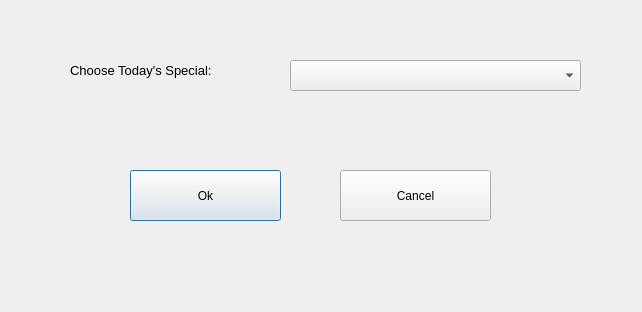
Before: the Qt Designer form admintodaysspecial.ui in CallmeTeddyBear/Canteen-Management-System, drawn with Qt 5.
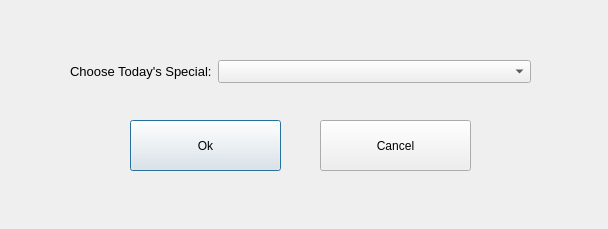
After: the same form once the commit is applied.

```diff
--- a/admintodaysspecial.ui
+++ b/admintodaysspecial.ui
@@ -6,46 +6,18 @@
    <rect>
     <x>0</x>
     <y>0</y>
-    <width>642</width>
-    <height>312</height>
+    <width>608</width>
+    <height>229</height>
    </rect>
   </property>
   <property name="windowTitle">
    <string>Change Today's Special</string>
   </property>
-  <widget class="QComboBox" name="comboBox_foodlist">
-   <property name="geometry">
-    <rect>
-     <x>290</x>
-     <y>60</y>
-     <width>291</width>
-     <height>31</height>
-    </rect>
-   </property>
-  </widget>
-  <widget class="QLabel" name="label">
-   <property name="geometry">
-    <rect>
-     <x>70</x>
-     <y>60</y>
-     <width>221</width>
-     <height>21</height>
-    </rect>
-   </property>
-   <property name="font">
-    <font>
-     <pointsize>10</pointsize>
-    </font>
-   </property>
-   <property name="text">
-    <string>Choose Today's Special:</string>
-   </property>
-  </widget>
   <widget class="QPushButton" name="pushButton_ok">
    <property name="geometry">
     <rect>
      <x>130</x>
-     <y>170</y>
+     <y>120</y>
      <width>151</width>
      <height>51</height>
     </rect>
@@ -57,8 +29,8 @@
   <widget class="QPushButton" name="pushButton_cancel">
    <property name="geometry">
     <rect>
-     <x>340</x>
-     <y>170</y>
+     <x>320</x>
+     <y>120</y>
      <width>151</width>
      <height>51</height>
     </rect>
@@ -67,6 +39,39 @@
     <string>Cancel</string>
    </property>
   </widget>
+  <widget class="QWidget" name="">
+   <property name="geometry">
+    <rect>
+     <x>70</x>
+     <y>60</y>
+     <width>461</width>
+     <height>31</height>
+    </rect>
+   </property>
+   <layout class="QFormLayout" name="formLayout">
+    <item row="0" column="0">
+     <widget class="QLabel" name="label">
+      <property name="font">
+       <font>
+        <pointsize>10</pointsize>
+       </font>
+      </property>
+      <property name="text">
+       <string>Choose Today's Special:</string>
+      </property>
+     </widget>
+    </item>
+    <item row="0" column="1">
+     <widget class="QComboBox" name="comboBox_foodlist">
+      <property name="font">
+       <font>
+        <pointsize>10</pointsize>
+       </font>
+      </property>
+     </widget>
+    </item>
+   </layout>
+  </widget>
  </widget>
  <resources/>
  <connections/>
```
